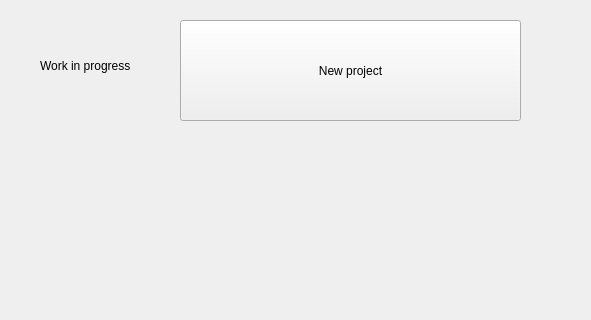
JordanBrion/pacman_gameengine, file ui_frontend/raw/mainwindow.ui: the form before one commit; both pictures show x 0 to 591 and y 0 to 320 of the 800 by 600 pixel window.
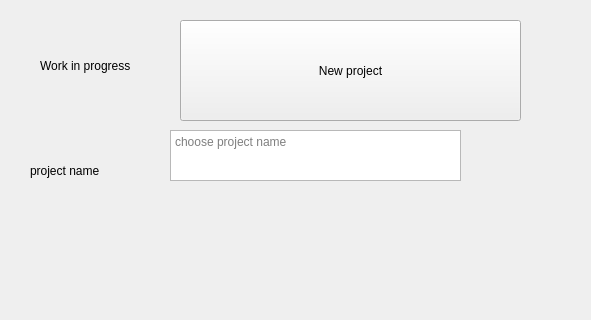
The form after the commit.

The edit to the form file:
```diff
--- a/ui_frontend/raw/mainwindow.ui
+++ b/ui_frontend/raw/mainwindow.ui
@@ -40,6 +40,32 @@
      <string>New project</string>
     </property>
    </widget>
+   <widget class="QTextEdit" name="editNewProjectName">
+    <property name="geometry">
+     <rect>
+      <x>170</x>
+      <y>130</y>
+      <width>291</width>
+      <height>51</height>
+     </rect>
+    </property>
+    <property name="placeholderText">
+     <string>choose project name</string>
+    </property>
+   </widget>
+   <widget class="QLabel" name="label_2">
+    <property name="geometry">
+     <rect>
+      <x>30</x>
+      <y>150</y>
+      <width>111</width>
+      <height>41</height>
+     </rect>
+    </property>
+    <property name="text">
+     <string>project name</string>
+    </property>
+   </widget>
   </widget>
   <widget class="QMenuBar" name="menubar">
    <property name="geometry">
```
Left out of the diff: 2 changed lines with no effect on the pictures.
